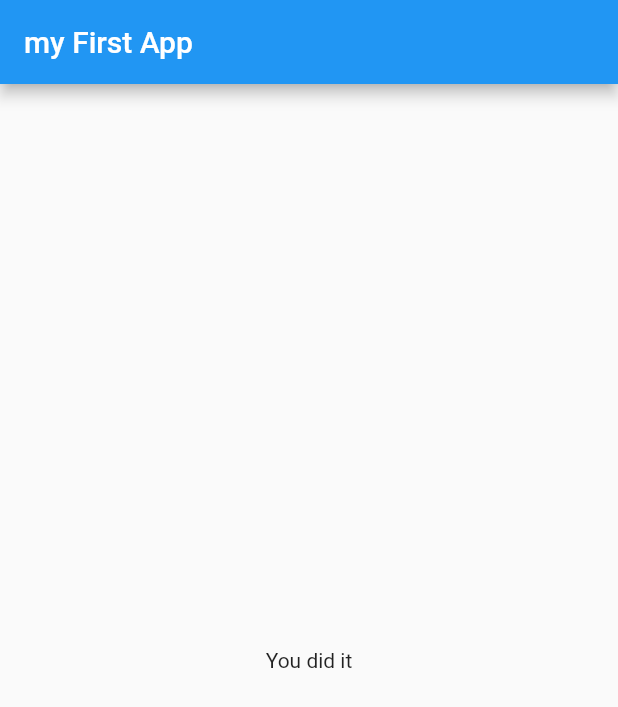
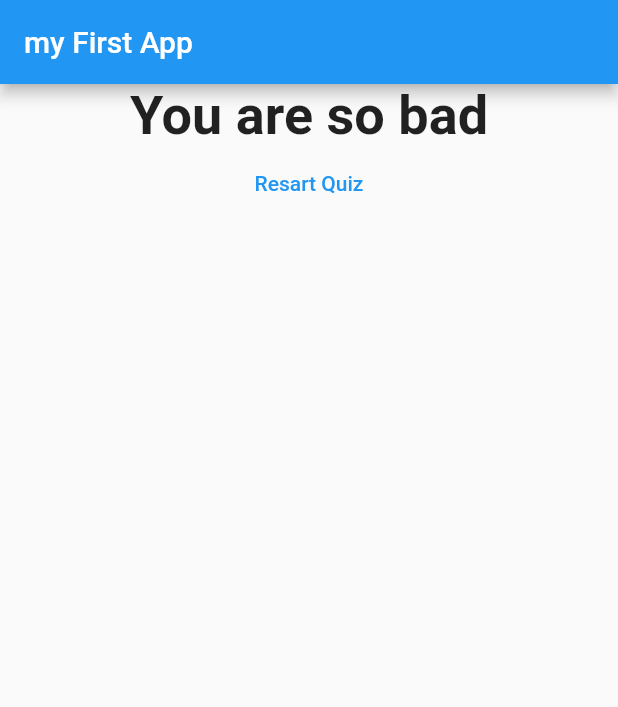
Before and after one commit to devsahm/flutter-app-class, a Flutter app: the screen it shows after launch, after a tap on "Black", after a tap on "Snake", after a tap on "Max", on a phone screen of 412 x 824 dp. Shown: the top 707 px of the screen. Run offline on Flutter 3.47's test engine with Material 2 defaults, Android fonts, the phone set to English and light mode, and no system bars.

Commit message:
completed v1

```diff
--- a/lib/main.dart
+++ b/lib/main.dart
@@ -20,22 +20,47 @@ class _MyAppState extends State<MyApp> {
   final _questions = const [
     {
       'questionText': 'What\'s your favourite color?',
-      'answers': ['Black', 'Red', 'Green', 'White'],
+      'answers': [
+        {'text': 'Black', 'score': 10},
+        {'text': 'Red', 'score': 5},
+        {'text': 'Green', 'score': 3},
+        {'text': 'White', 'score': 1}
+      ],
     },
     {
       'questionText': 'what\'s your favourite animal?',
-      'answers': ['Rabbit', 'Snake', 'Elephant', 'Lion'],
+      'answers': [
+        {'text': 'Rabbit', 'score': 3},
+        {'text': 'Snake', 'score': 11},
+        {'text': 'Elephant', 'score': 5},
+        {'text': 'Lion', 'score': 9}
+      ],
     },
     {
       'questionText': 'who\'s your favourite instructor ?',
-      'answers': ['Max', 'Samuel', 'David', 'Rita'],
+      'answers': [
+        {'text': 'Max', 'score': 1},
+        {'text': 'Samuel', 'score': 1},
+        {'text': 'David', 'score': 1},
+        {'text': 'Rita', 'score': 1}
+      ],
     },
   ];
 
   var _questionIndex = 0;
-  void _answerQuestion() {
+  var _totalScore= 0;
+  void _resetQuiz () {
+    setState(() {
+      _questionIndex =0;
+     _totalScore= 0;
+    });
+
+  }
+  void _answerQuestion(int score) {
+    _totalScore  +=  score;
     setState(() {
       _questionIndex = _questionIndex + 1;
+
     });
     if (_questionIndex < _questions.length) {
       print('We have more question!');
@@ -57,7 +82,7 @@ class _MyAppState extends State<MyApp> {
                 questionIndex: _questionIndex,
                 questions: _questions,
               )
-            : Result(),
+            : Result(_totalScore, _resetQuiz),
       ),
     );
   }
--- a/lib/quiz.dart
+++ b/lib/quiz.dart
@@ -18,8 +18,8 @@ class Quiz extends StatelessWidget {
         Question(
           questions[questionIndex]['questionText'],
         ),
-        ...(questions[questionIndex]['answers'] as List<String>).map((answer) {
-          return Answer(answerQuestion, answer);
+        ...(questions[questionIndex]['answers'] as List<Map<String, Object>>).map((answer) {
+          return Answer(()=> answerQuestion(answer['score']), answer['text']);
         }).toList()
       ],
     );
--- a/lib/result.dart
+++ b/lib/result.dart
@@ -1,12 +1,40 @@
 import 'package:flutter/material.dart';
 
-class Result extends StatelessWidget{
+class Result extends StatelessWidget {
+  final int resultScore;
+  final Function resetHandler;
+  Result(this.resultScore, this.resetHandler);
+  String get resultPhrase {
+    String resultText;
+    if (resultScore <= 8) {
+      resultText = "You are awesome amd innocent";
+    } else if (resultScore <= 12) {
+      resultText = "Pretty Likeable";
+    } else if (resultScore <= 16) {
+      resultText = "You are Strange";
+    } else {
+      resultText = "You are so bad";
+    }
+    return resultText;
+  }
 
   @override
- Widget build(BuildContext context){
-   return Center(
-                child: Text('You did it'),
-              );
- }
-
+  Widget build(BuildContext context) {
+    return Center(
+      child: Column(
+        children: <Widget>[
+          Text(
+            resultPhrase,
+            style: TextStyle(fontSize: 36, fontWeight: FontWeight.bold),
+            textAlign: TextAlign.center,
+          ),
+          FlatButton(
+            child: Text('Resart Quiz'),
+            textColor: Colors.blue,
+            onPressed: resetHandler,
+          )
+        ],
+      ),
+    );
+  }
 }
```
